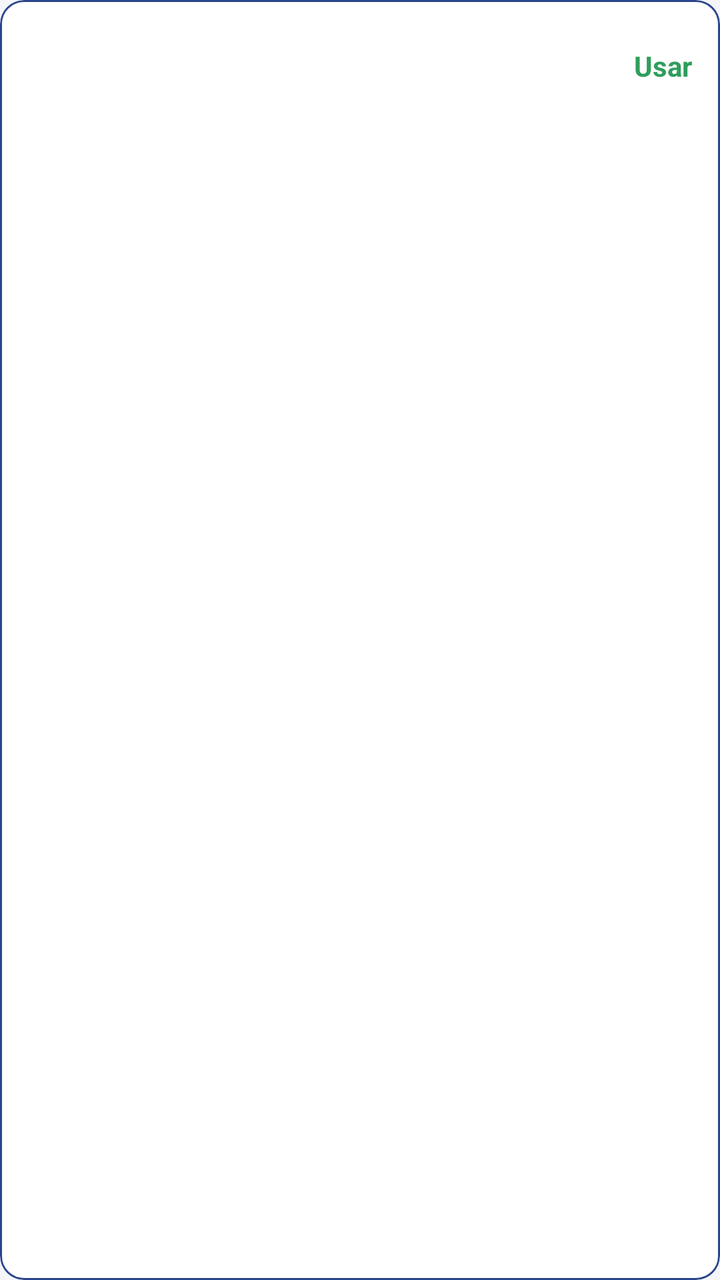
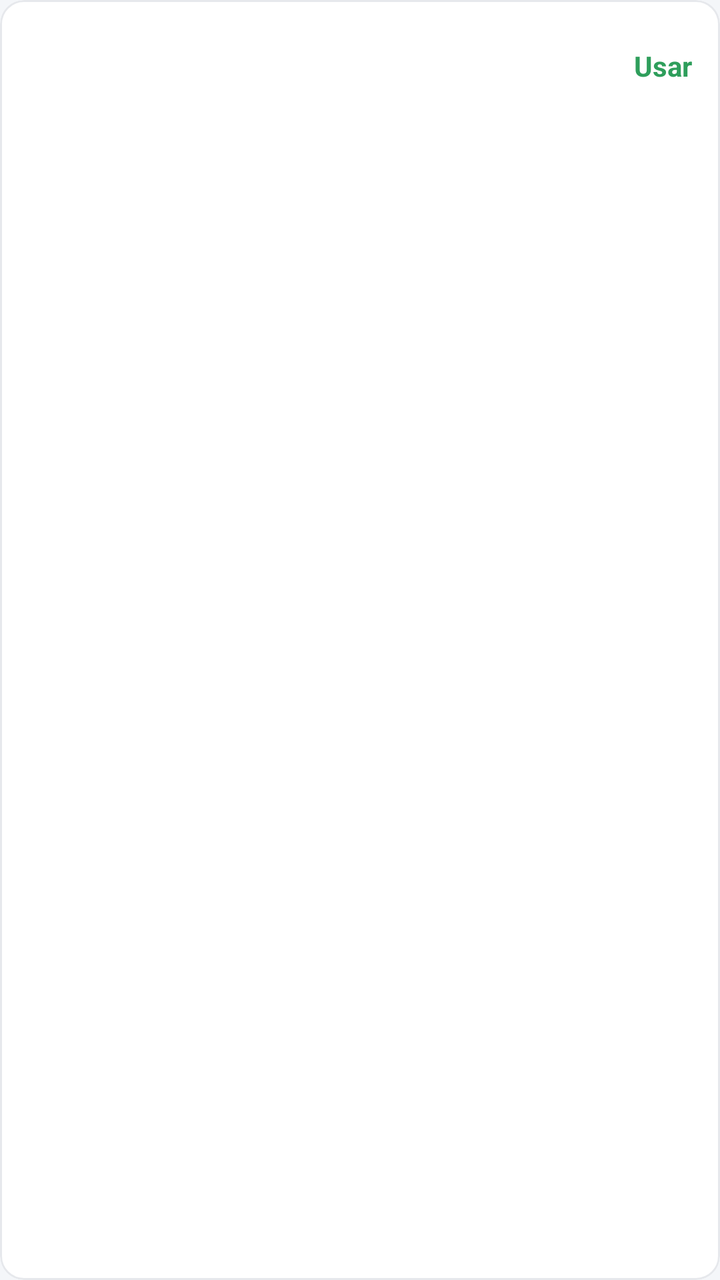

An Android layout rendered at two revisions. The XML below is the earlier revision; the diff shows what the commit changed to produce the second picture.
<!-- AndroidManifest.xml: application theme Theme.InventarioTRI082 -->
<!-- res/layout/item_recomendacao.xml -->
<?xml version="1.0" encoding="utf-8"?>
<com.google.android.material.card.MaterialCardView xmlns:android="http://schemas.android.com/apk/res/android"
    xmlns:app="http://schemas.android.com/apk/res-auto"
    android:layout_width="match_parent"
    android:layout_height="wrap_content"
    android:layout_marginBottom="8dp"
    android:clickable="true"
    android:focusable="true"
    app:cardCornerRadius="12dp"
    app:cardElevation="0dp"
    app:strokeColor="@color/azul"
    app:strokeWidth="1dp">

    <LinearLayout
        android:layout_width="match_parent"
        android:layout_height="wrap_content"
        android:minHeight="48dp"
        android:orientation="horizontal"
        android:gravity="center_vertical"
        android:padding="14dp">

        <LinearLayout
            android:layout_width="0dp"
            android:layout_height="wrap_content"
            android:layout_weight="1"
            android:orientation="vertical">

            <TextView
                android:id="@+id/rec_nome"
                android:layout_width="match_parent"
                android:layout_height="wrap_content"
                android:textColor="@color/texto"
                android:textSize="15sp"
                android:textStyle="bold" />

            <TextView
                android:id="@+id/rec_detalhe"
                android:layout_width="match_parent"
                android:layout_height="wrap_content"
                android:textColor="@color/texto_secundario"
                android:textSize="13sp" />
        </LinearLayout>

        <TextView
            android:layout_width="wrap_content"
            android:layout_height="wrap_content"
            android:layout_marginStart="12dp"
            android:text="@string/form_recomendar_usar"
            android:textColor="@color/verde"
            android:textSize="14sp"
            android:textStyle="bold" />
    </LinearLayout>

</com.google.android.material.card.MaterialCardView>
<!-- resources referenced by this layout -->
<resources>
  <color name="azul">#2B448C</color>
  <color name="texto">#1A1C1E</color>
  <color name="texto_secundario">#5A5F66</color>
  <color name="verde">#2E9E5B</color>
  <string name="form_recomendar_usar">Usar</string>
  <style name="Theme.InventarioTRI082" parent="Theme.Material3.DayNight.NoActionBar">
          <item name="colorPrimary">@color/azul</item>
          <item name="colorOnPrimary">@color/branco</item>
          <item name="colorSecondary">@color/verde</item>
          <item name="colorOnSecondary">@color/branco</item>
          <item name="colorSurface">@color/branco</item>
          <item name="colorOnSurface">@color/texto</item>
          <item name="android:colorBackground">@color/fundo</item>
          <item name="android:statusBarColor">@color/azul_escuro</item>
      </style>
  <color name="branco">#FFFFFF</color>
  <color name="fundo">#F4F6F9</color>
  <color name="azul_escuro">#1F3269</color>
</resources>

<!-- the commit's change to res/layout/item_recomendacao.xml (unified diff, before → after) -->
@@ -8,7 +8,7 @@
     android:focusable="true"
     app:cardCornerRadius="12dp"
     app:cardElevation="0dp"
-    app:strokeColor="@color/azul"
+    app:strokeColor="@color/linha"
     app:strokeWidth="1dp">
 
     <LinearLayout
<!-- resource entries referenced after the edit -->
@@ -1,22 +1,28 @@
 <!-- resources referenced by this layout -->
 <resources>
-  <color name="azul">#2B448C</color>
+  <color name="linha">#E6E8EC</color>
   <color name="texto">#1A1C1E</color>
-  <color name="texto_secundario">#5A5F66</color>
+  <color name="texto_secundario">#6B7178</color>
   <color name="verde">#2E9E5B</color>
   <string name="form_recomendar_usar">Usar</string>
-  <style name="Theme.InventarioTRI082" parent="Theme.Material3.DayNight.NoActionBar">
-          <item name="colorPrimary">@color/azul</item>
+  <style name="Theme.InventarioTRI082" parent="Theme.Material3.Light.NoActionBar">
+          <item name="colorPrimary">@color/navy</item>
           <item name="colorOnPrimary">@color/branco</item>
           <item name="colorSecondary">@color/verde</item>
           <item name="colorOnSecondary">@color/branco</item>
           <item name="colorSurface">@color/branco</item>
           <item name="colorOnSurface">@color/texto</item>
+          <item name="colorSurfaceContainerLow">@color/branco</item>
+          <item name="colorSurfaceContainerHigh">@color/branco</item>
           <item name="android:colorBackground">@color/fundo</item>
-          <item name="android:statusBarColor">@color/azul_escuro</item>
+          <item name="android:statusBarColor">@android:color/transparent</item>
+          <item name="android:navigationBarColor">@android:color/transparent</item>
+          <item name="android:windowLightStatusBar">true</item>
+          <item name="android:windowLightNavigationBar" tools:targetApi="27">true</item>
+          <item name="android:enforceNavigationBarContrast" tools:targetApi="29">false</item>
       </style>
+  <color name="navy">#2B448C</color>
   <color name="branco">#FFFFFF</color>
   <color name="fundo">#F4F6F9</color>
-  <color name="azul_escuro">#1F3269</color>
 </resources>
 
